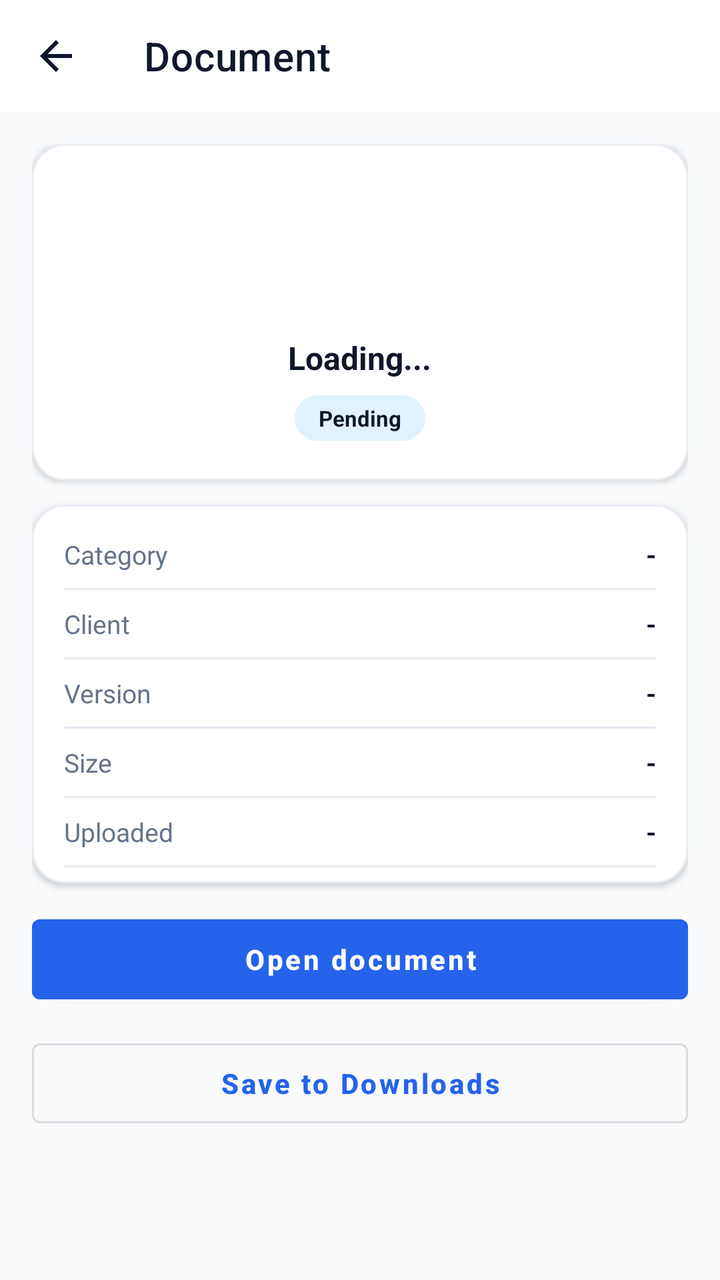
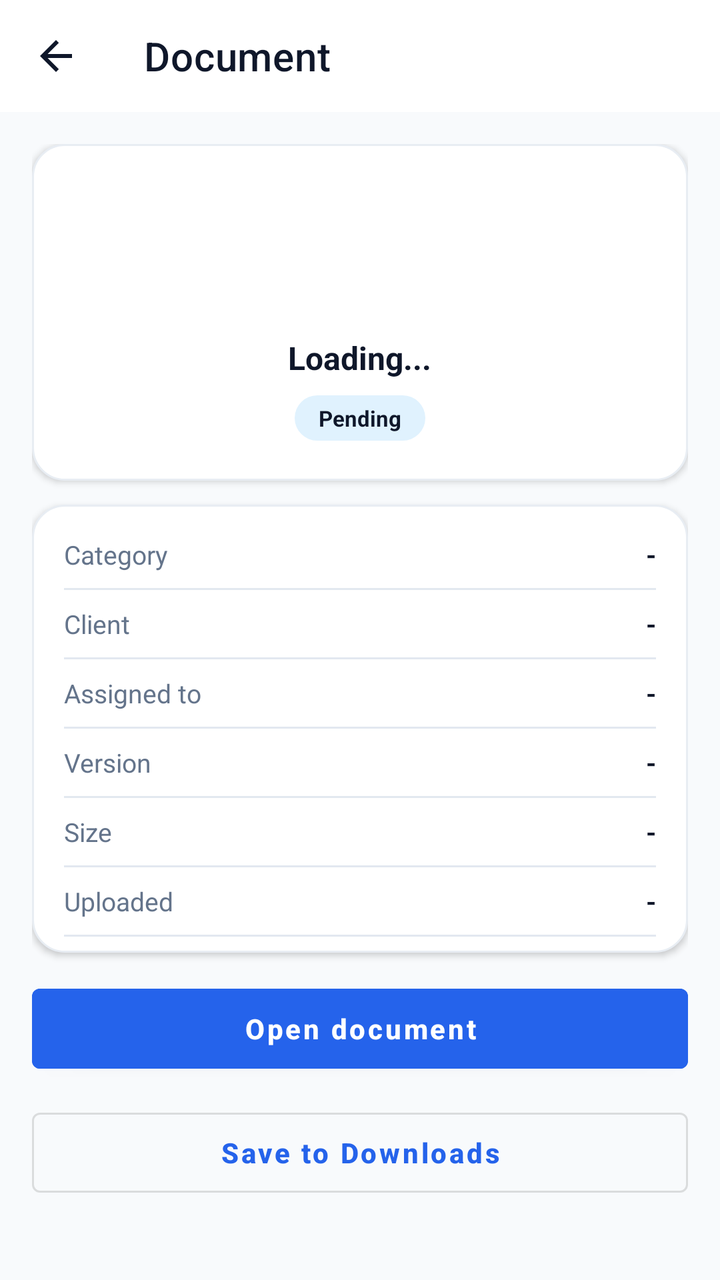

An Android layout rendered at two revisions. The XML below is the earlier revision; the diff shows what the commit changed to produce the second picture.
<!-- AndroidManifest.xml: application theme Theme.ApexLedger -->
<!-- res/layout/activity_document_viewer.xml -->
<?xml version="1.0" encoding="utf-8"?>
<LinearLayout xmlns:android="http://schemas.android.com/apk/res/android"
    xmlns:app="http://schemas.android.com/apk/res-auto"
    android:layout_width="match_parent"
    android:layout_height="match_parent"
    android:orientation="vertical"
    android:background="@color/gray_50">

    <com.google.android.material.appbar.MaterialToolbar
        android:id="@+id/toolbar"
        android:layout_width="match_parent"
        android:layout_height="?attr/actionBarSize"
        android:background="@color/white"
        app:titleTextColor="@color/navy"
        app:navigationIcon="@drawable/ic_back_arrow"
        app:title="Document" />

    <ScrollView
        android:layout_width="match_parent"
        android:layout_height="match_parent">

        <LinearLayout
            android:layout_width="match_parent"
            android:layout_height="wrap_content"
            android:orientation="vertical"
            android:padding="16dp">

            <LinearLayout
                android:layout_width="match_parent"
                android:layout_height="wrap_content"
                android:orientation="vertical"
                android:gravity="center_horizontal"
                android:background="@drawable/bg_card_soft"
                android:elevation="2dp"
                android:padding="20dp"
                android:layout_marginBottom="12dp">

                <TextView
                    android:id="@+id/tvFileType"
                    android:layout_width="64dp"
                    android:layout_height="64dp"
                    android:gravity="center"
                    android:text="PDF"
                    android:textColor="@color/on_primary"
                    android:textStyle="bold"
                    android:textSize="16sp" />

                <ImageView
                    android:id="@+id/ivPreview"
                    android:layout_width="match_parent"
                    android:layout_height="220dp"
                    android:scaleType="fitCenter"
                    android:layout_marginTop="12dp"
                    android:contentDescription="Document preview"
                    android:visibility="gone" />

                <TextView
                    android:id="@+id/tvFileName"
                    android:layout_width="wrap_content"
                    android:layout_height="wrap_content"
                    android:text="Loading..."
                    android:textColor="@color/navy"
                    android:textStyle="bold"
                    android:textSize="16sp"
                    android:gravity="center"
                    android:layout_marginTop="12dp" />

                <TextView
                    android:id="@+id/tvStatusBadge"
                    android:layout_width="wrap_content"
                    android:layout_height="wrap_content"
                    android:text="Pending"
                    android:textSize="11sp"
                    android:textStyle="bold"
                    android:textColor="@color/navy"
                    android:background="@drawable/badge_status_open"
                    android:paddingHorizontal="12dp"
                    android:paddingVertical="4dp"
                    android:layout_marginTop="8dp" />
            </LinearLayout>

            <LinearLayout
                android:layout_width="match_parent"
                android:layout_height="wrap_content"
                android:orientation="vertical"
                android:background="@drawable/bg_card_soft"
                android:elevation="2dp"
                android:paddingHorizontal="16dp"
                android:paddingVertical="8dp"
                android:layout_marginBottom="12dp">

                <LinearLayout
                    android:layout_width="match_parent"
                    android:layout_height="wrap_content"
                    android:orientation="horizontal"
                    android:paddingVertical="8dp">
                    <TextView
                        android:layout_width="0dp"
                        android:layout_weight="1"
                        android:layout_height="wrap_content"
                        android:text="Category"
                        android:textColor="@color/gray_500"
                        android:textSize="13sp" />
                    <TextView
                        android:id="@+id/tvCategory"
                        android:layout_width="wrap_content"
                        android:layout_height="wrap_content"
                        android:text="-"
                        android:textColor="@color/navy"
                        android:textStyle="bold"
                        android:textSize="13sp" />
                </LinearLayout>
                <View android:layout_width="match_parent" android:layout_height="1dp" android:background="@color/gray_200" />
                <LinearLayout
                    android:layout_width="match_parent"
                    android:layout_height="wrap_content"
                    android:orientation="horizontal"
                    android:paddingVertical="8dp">
                    <TextView
                        android:layout_width="0dp"
                        android:layout_weight="1"
                        android:layout_height="wrap_content"
                        android:text="Client"
                        android:textColor="@color/gray_500"
                        android:textSize="13sp" />
                    <TextView
                        android:id="@+id/tvClient"
                        android:layout_width="wrap_content"
                        android:layout_height="wrap_content"
                        android:text="-"
                        android:textColor="@color/navy"
                        android:textStyle="bold"
                        android:textSize="13sp" />
                </LinearLayout>
                <View android:layout_width="match_parent" android:layout_height="1dp" android:background="@color/gray_200" />
                <LinearLayout
                    android:layout_width="match_parent"
                    android:layout_height="wrap_content"
                    android:orientation="horizontal"
                    android:paddingVertical="8dp">
                    <TextView
                        android:layout_width="0dp"
                        android:layout_weight="1"
                        android:layout_height="wrap_content"
                        android:text="Version"
                        android:textColor="@color/gray_500"
                        android:textSize="13sp" />
                    <TextView
                        android:id="@+id/tvVersion"
                        android:layout_width="wrap_content"
                        android:layout_height="wrap_content"
                        android:text="-"
                        android:textColor="@color/navy"
                        android:textStyle="bold"
                        android:textSize="13sp" />
                </LinearLayout>
                <View android:layout_width="match_parent" android:layout_height="1dp" android:background="@color/gray_200" />
                <LinearLayout
                    android:layout_width="match_parent"
                    android:layout_height="wrap_content"
                    android:orientation="horizontal"
                    android:paddingVertical="8dp">
                    <TextView
                        android:layout_width="0dp"
                        android:layout_weight="1"
                        android:layout_height="wrap_content"
                        android:text="Size"
                        android:textColor="@color/gray_500"
                        android:textSize="13sp" />
                    <TextView
                        android:id="@+id/tvSize"
                        android:layout_width="wrap_content"
                        android:layout_height="wrap_content"
                        android:text="-"
                        android:textColor="@color/navy"
                        android:textStyle="bold"
                        android:textSize="13sp" />
                </LinearLayout>
                <View android:layout_width="match_parent" android:layout_height="1dp" android:background="@color/gray_200" />
                <LinearLayout
                    android:layout_width="match_parent"
                    android:layout_height="wrap_content"
                    android:orientation="horizontal"
                    android:paddingVertical="8dp">
                    <TextView
                        android:layout_width="0dp"
                        android:layout_weight="1"
                        android:layout_height="wrap_content"
                        android:text="Uploaded"
                        android:textColor="@color/gray_500"
                        android:textSize="13sp" />
                    <TextView
                        android:id="@+id/tvUploaded"
                        android:layout_width="wrap_content"
                        android:layout_height="wrap_content"
                        android:text="-"
                        android:textColor="@color/navy"
                        android:textStyle="bold"
                        android:textSize="13sp" />
                </LinearLayout>
                <View android:layout_width="match_parent" android:layout_height="1dp" android:background="@color/gray_200" />

            </LinearLayout>

            <LinearLayout
                android:id="@+id/progressArea"
                android:layout_width="match_parent"
                android:layout_height="wrap_content"
                android:orientation="vertical"
                android:visibility="gone"
                android:layout_marginBottom="12dp">

                <ProgressBar
                    android:id="@+id/progressBar"
                    style="?android:attr/progressBarStyleHorizontal"
                    android:layout_width="match_parent"
                    android:layout_height="wrap_content"
                    android:max="100" />

                <TextView
                    android:id="@+id/tvProgress"
                    android:layout_width="wrap_content"
                    android:layout_height="wrap_content"
                    android:text="Preparing file... 0%"
                    android:textColor="@color/gray_500"
                    android:textSize="12sp"
                    android:layout_marginTop="4dp" />
            </LinearLayout>

            <com.google.android.material.button.MaterialButton
                android:id="@+id/btnOpen"
                android:layout_width="match_parent"
                android:layout_height="52dp"
                android:text="Open document"
                android:textAllCaps="false"
                android:textStyle="bold"
                android:backgroundTint="@color/primary"
                android:textColor="@color/on_primary"
                android:layout_marginBottom="10dp" />

            <com.google.android.material.button.MaterialButton
                android:id="@+id/btnDownload"
                style="@style/Widget.MaterialComponents.Button.OutlinedButton"
                android:layout_width="match_parent"
                android:layout_height="52dp"
                android:text="Save to Downloads"
                android:textAllCaps="false"
                android:textStyle="bold" />

        </LinearLayout>
    </ScrollView>
</LinearLayout>
<!-- resources referenced by this layout -->
<resources>
  <color name="gray_200">#E2E8F0</color>
  <color name="gray_50">#F8FAFC</color>
  <color name="gray_500">#64748B</color>
  <color name="navy">#0F172A</color>
  <color name="on_primary">#FFFFFF</color>
  <color name="primary">#2563EB</color>
  <color name="white">#FFFFFF</color>
  <!-- drawable badge_status_open (drawable) -->
  <?xml version="1.0" encoding="utf-8"?>
  <shape xmlns:android="http://schemas.android.com/apk/res/android" android:shape="rectangle">
      <corners android:radius="20dp" />
      <solid android:color="#E0F2FE" />
  </shape>
  <!-- drawable bg_card_soft (drawable) -->
  <?xml version="1.0" encoding="utf-8"?>
  <shape xmlns:android="http://schemas.android.com/apk/res/android" android:shape="rectangle">
      <corners android:radius="16dp" />
      <solid android:color="@color/white" />
      <stroke android:width="1dp" android:color="@color/card_stroke" />
  </shape>
  <!-- drawable ic_back_arrow (drawable) -->
  <vector xmlns:android="http://schemas.android.com/apk/res/android"
      android:width="24dp"
      android:height="24dp"
      android:viewportWidth="24"
      android:viewportHeight="24"
      android:tint="@color/navy">
      <path
          android:fillColor="@android:color/white"
          android:pathData="M20,11H7.83l5.59,-5.59L12,4l-8,8 8,8 1.41,-1.41L7.83,13H20v-2z"/>
  </vector>
  <style name="Theme.ApexLedger" parent="Theme.MaterialComponents.DayNight.NoActionBar">
          <item name="colorPrimary">@color/primary</item>
          <item name="colorPrimaryDark">@color/primary_dark</item>
          <item name="colorAccent">@color/success</item>
          <item name="android:windowBackground">@color/background</item>
          <item name="android:statusBarColor">@color/status_bar</item>
          <item name="android:navigationBarColor">@color/white</item>
      </style>
  <color name="card_stroke">#E8EDF3</color>
  <color name="primary_dark">#1D4ED8</color>
  <color name="success">#16A34A</color>
  <color name="background">@color/gray_50</color>
  <color name="status_bar">#0F172A</color>
</resources>

<!-- the commit's change to res/layout/activity_document_viewer.xml (unified diff, before → after) -->
@@ -142,6 +142,28 @@
                         android:layout_width="0dp"
                         android:layout_weight="1"
                         android:layout_height="wrap_content"
+                        android:text="Assigned to"
+                        android:textColor="@color/gray_500"
+                        android:textSize="13sp" />
+                    <TextView
+                        android:id="@+id/tvAssignedTo"
+                        android:layout_width="wrap_content"
+                        android:layout_height="wrap_content"
+                        android:text="-"
+                        android:textColor="@color/navy"
+                        android:textStyle="bold"
+                        android:textSize="13sp" />
+                </LinearLayout>
+                <View android:layout_width="match_parent" android:layout_height="1dp" android:background="@color/gray_200" />
+                <LinearLayout
+                    android:layout_width="match_parent"
+                    android:layout_height="wrap_content"
+                    android:orientation="horizontal"
+                    android:paddingVertical="8dp">
+                    <TextView
+                        android:layout_width="0dp"
+                        android:layout_weight="1"
+                        android:layout_height="wrap_content"
                         android:text="Version"
                         android:textColor="@color/gray_500"
                         android:textSize="13sp" />
<!-- resource entries referenced after the edit -->
@@ -33,6 +33,7 @@
   </vector>
   <style name="Theme.ApexLedger" parent="Theme.MaterialComponents.DayNight.NoActionBar">
           <item name="colorPrimary">@color/primary</item>
+          <item name="colorOnPrimary">@color/on_primary</item>
           <item name="colorPrimaryDark">@color/primary_dark</item>
           <item name="colorAccent">@color/success</item>
           <item name="android:windowBackground">@color/background</item>
